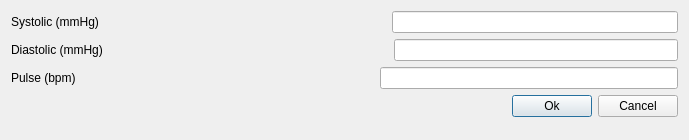
This is src/widgets/bpm_manual_entry_form.ui in CLSA/cypress as Qt 5 draws it before an edit. The edited form follows.
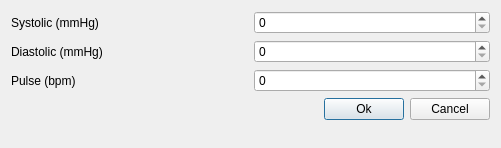
This is the edited form.

Patch:
```diff
--- a/src/widgets/bpm_manual_entry_form.ui
+++ b/src/widgets/bpm_manual_entry_form.ui
@@ -6,8 +6,8 @@
    <rect>
     <x>0</x>
     <y>0</y>
-    <width>689</width>
-    <height>140</height>
+    <width>501</width>
+    <height>148</height>
    </rect>
   </property>
   <property name="windowTitle">
@@ -20,26 +20,26 @@
       <layout class="QHBoxLayout" name="systolicLayout">
        <item>
         <widget class="QLabel" name="systolicLabel">
+         <property name="sizePolicy">
+          <sizepolicy hsizetype="MinimumExpanding" vsizetype="Preferred">
+           <horstretch>0</horstretch>
+           <verstretch>0</verstretch>
+          </sizepolicy>
+         </property>
          <property name="text">
           <string>Systolic (mmHg)</string>
          </property>
         </widget>
        </item>
        <item>
-        <spacer name="horizontalSpacer">
-         <property name="orientation">
-          <enum>Qt::Horizontal</enum>
+        <widget class="QSpinBox" name="systolicValue">
+         <property name="sizePolicy">
+          <sizepolicy hsizetype="Expanding" vsizetype="Fixed">
+           <horstretch>0</horstretch>
+           <verstretch>0</verstretch>
+          </sizepolicy>
          </property>
-         <property name="sizeHint" stdset="0">
-          <size>
-           <width>40</width>
-           <height>20</height>
-          </size>
-         </property>
-        </spacer>
-       </item>
-       <item>
-        <widget class="QLineEdit" name="systolicValue"/>
+        </widget>
        </item>
       </layout>
      </item>
@@ -47,26 +47,26 @@
       <layout class="QHBoxLayout" name="diastolicLayout">
        <item>
         <widget class="QLabel" name="diastolicLabel">
+         <property name="sizePolicy">
+          <sizepolicy hsizetype="MinimumExpanding" vsizetype="Preferred">
+           <horstretch>0</horstretch>
+           <verstretch>0</verstretch>
+          </sizepolicy>
+         </property>
          <property name="text">
           <string>Diastolic (mmHg)</string>
          </property>
         </widget>
        </item>
        <item>
-        <spacer name="horizontalSpacer_2">
-         <property name="orientation">
-          <enum>Qt::Horizontal</enum>
+        <widget class="QSpinBox" name="diastolicValue">
+         <property name="sizePolicy">
+          <sizepolicy hsizetype="Expanding" vsizetype="Fixed">
+           <horstretch>0</horstretch>
+           <verstretch>0</verstretch>
+          </sizepolicy>
          </property>
-         <property name="sizeHint" stdset="0">
-          <size>
-           <width>40</width>
-           <height>20</height>
-          </size>
-         </property>
-        </spacer>
-       </item>
-       <item>
-        <widget class="QLineEdit" name="diastolicValue"/>
+        </widget>
        </item>
       </layout>
      </item>
@@ -74,26 +74,29 @@
       <layout class="QHBoxLayout" name="pulseLayout">
        <item>
         <widget class="QLabel" name="pulseLabel">
+         <property name="sizePolicy">
+          <sizepolicy hsizetype="MinimumExpanding" vsizetype="Preferred">
+           <horstretch>0</horstretch>
+           <verstretch>0</verstretch>
+          </sizepolicy>
+         </property>
          <property name="text">
           <string>Pulse (bpm)</string>
          </property>
         </widget>
        </item>
        <item>
-        <spacer name="horizontalSpacer_3">
-         <property name="orientation">
-          <enum>Qt::Horizontal</enum>
+        <widget class="QSpinBox" name="pulseValue">
+         <property name="sizePolicy">
+          <sizepolicy hsizetype="Expanding" vsizetype="Fixed">
+           <horstretch>0</horstretch>
+           <verstretch>0</verstretch>
+          </sizepolicy>
          </property>
-         <property name="sizeHint" stdset="0">
-          <size>
-           <width>40</width>
-           <height>20</height>
-          </size>
+         <property name="maximum">
+          <number>500</number>
          </property>
-        </spacer>
-       </item>
-       <item>
-        <widget class="QLineEdit" name="pulseValue"/>
+        </widget>
        </item>
       </layout>
      </item>
```
